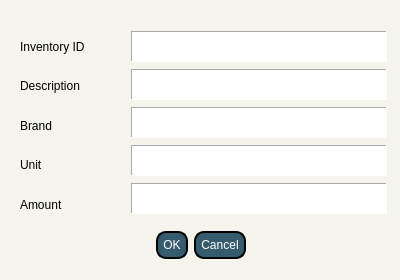
The window that add_item.ui (ongchangco/Economystique2) describes before a commit, drawn with Qt 5.
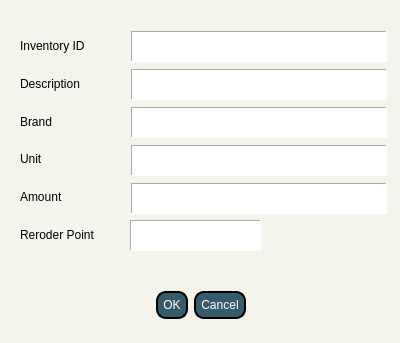
The same window after the commit. Icons and pictures are not drawn.

Diff of the .ui file:
```diff
--- a/add_item.ui
+++ b/add_item.ui
@@ -10,7 +10,7 @@
     <x>0</x>
     <y>0</y>
     <width>400</width>
-    <height>280</height>
+    <height>343</height>
    </rect>
   </property>
   <property name="windowTitle">
@@ -30,7 +30,7 @@
    <property name="geometry">
     <rect>
      <x>0</x>
-     <y>220</y>
+     <y>280</y>
      <width>401</width>
      <height>51</height>
     </rect>
@@ -70,7 +70,7 @@
      <x>20</x>
      <y>30</y>
      <width>111</width>
-     <height>191</height>
+     <height>221</height>
     </rect>
    </property>
    <layout class="QVBoxLayout" name="loParam">
@@ -109,6 +109,13 @@
       </property>
      </widget>
     </item>
+    <item>
+     <widget class="QLabel" name="label_8">
+      <property name="text">
+       <string>Reroder Point</string>
+      </property>
+     </widget>
+    </item>
    </layout>
   </widget>
   <widget class="QTextEdit" name="teInvID">
@@ -241,6 +248,45 @@
 &lt;p align=&quot;center&quot; style=&quot;-qt-paragraph-type:empty; margin-top:0px; margin-bottom:0px; margin-left:0px; margin-right:0px; -qt-block-indent:0; text-indent:0px;&quot;&gt;&lt;br /&gt;&lt;/p&gt;&lt;/body&gt;&lt;/html&gt;</string>
    </property>
   </widget>
+  <widget class="QTextEdit" name="teROP">
+   <property name="geometry">
+    <rect>
+     <x>130</x>
+     <y>220</y>
+     <width>131</width>
+     <height>31</height>
+    </rect>
+   </property>
+   <property name="styleSheet">
+    <string notr="true">background: #ffffff</string>
+   </property>
+   <property name="frameShape">
+    <enum>QFrame::Panel</enum>
+   </property>
+   <property name="tabChangesFocus">
+    <bool>true</bool>
+   </property>
+   <property name="html">
+    <string>&lt;!DOCTYPE HTML PUBLIC &quot;-//W3C//DTD HTML 4.0//EN&quot; &quot;http://www.w3.org/TR/REC-html40/strict.dtd&quot;&gt;
+&lt;html&gt;&lt;head&gt;&lt;meta name=&quot;qrichtext&quot; content=&quot;1&quot; /&gt;&lt;style type=&quot;text/css&quot;&gt;
+p, li { white-space: pre-wrap; }
+&lt;/style&gt;&lt;/head&gt;&lt;body style=&quot; font-family:'MS Shell Dlg 2'; font-size:7.8pt; font-weight:400; font-style:normal;&quot;&gt;
+&lt;p align=&quot;center&quot; style=&quot;-qt-paragraph-type:empty; margin-top:0px; margin-bottom:0px; margin-left:0px; margin-right:0px; -qt-block-indent:0; text-indent:0px;&quot;&gt;&lt;br /&gt;&lt;/p&gt;&lt;/body&gt;&lt;/html&gt;</string>
+   </property>
+  </widget>
+  <widget class="QLabel" name="lblROPUnit">
+   <property name="geometry">
+    <rect>
+     <x>280</x>
+     <y>220</y>
+     <width>109</width>
+     <height>31</height>
+    </rect>
+   </property>
+   <property name="text">
+    <string/>
+   </property>
+  </widget>
  </widget>
  <resources/>
  <connections>
```
